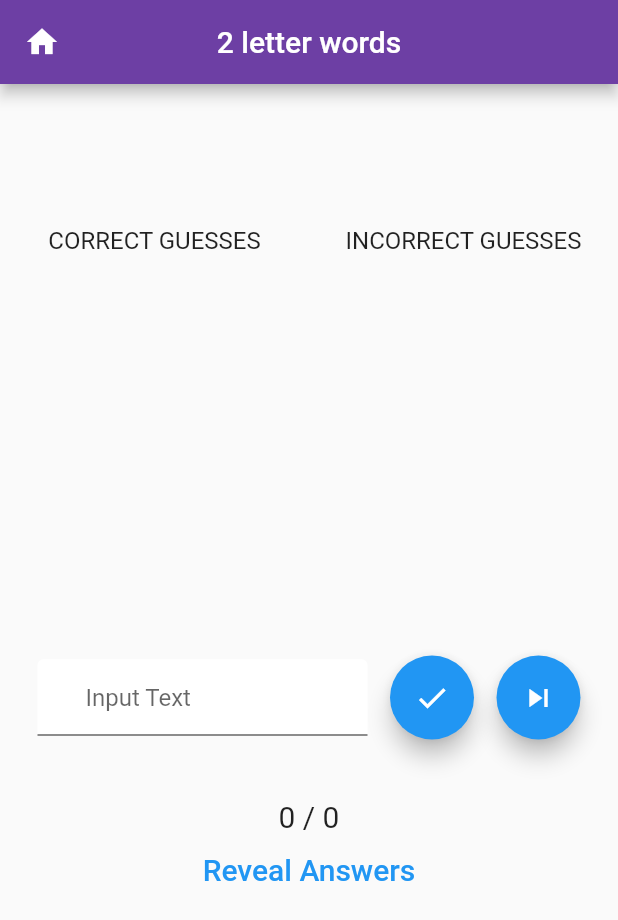
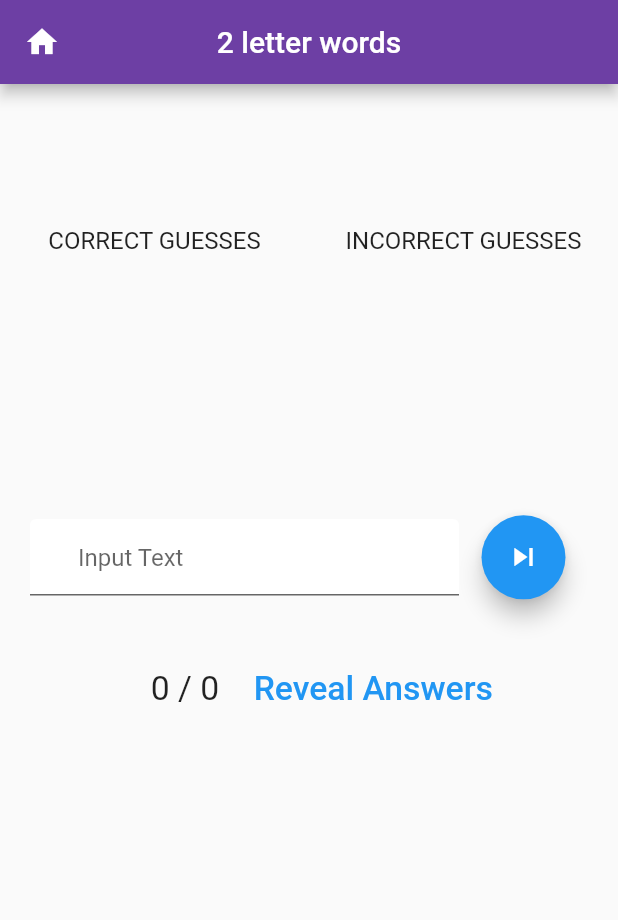
Before and after one commit to Ekansh27/clabbers_final, a Flutter app: the screen it shows after launch, after a tap on an icon or button, on a phone screen of 412 x 824 dp. Shown: the top 920 px of the screen. Run offline on Flutter 3.47's test engine with Material 2 defaults, Android fonts, the phone set to English and light mode, and no system bars; our stand-ins replace csv; missing offline and left inert: scrabble.

Commit message:
1st update after release

```diff
--- a/lib/main.dart
+++ b/lib/main.dart
@@ -34,10 +34,8 @@ class _SplashState extends State<Splash> {
     super.initState();
     Timer(
         const Duration(seconds: 3),
-            () =>
-            Navigator.pushReplacement(
-                context,
-                MaterialPageRoute(builder: (context) => QuoteList())));
+        () => Navigator.pushReplacement(
+            context, MaterialPageRoute(builder: (context) => QuoteList())));
   }
 
   @override
@@ -65,9 +63,16 @@ class _SplashState extends State<Splash> {
         child: Center(
           child: Column(
             mainAxisAlignment: MainAxisAlignment.center,
-                children: [Image.asset(
-              'assets/images/ClabbersLogo.png',
-              fit: BoxFit.cover,
+            children: [
+              Container(
+                margin: const EdgeInsets.only(bottom: 10),
+                height: 140,
+                decoration: const BoxDecoration(
+                  shape: BoxShape.circle,
+                  image: DecorationImage(
+                    image: AssetImage('assets/images/ClabbersLogo.png'),
+                  ),
+                ),
               ),
               const DefaultTextStyle(
                 style: TextStyle(
@@ -81,13 +86,16 @@ class _SplashState extends State<Splash> {
                     SizedBox(
                       height: 25.0,
                     ),
-                        Text('CLABBERS', style: TextStyle(fontFamily: 'JuliusSansOne', fontWeight: FontWeight.bold)),
+                    Text('CLABBERS',
+                        style: TextStyle(
+                            fontFamily: 'JuliusSansOne',
+                            fontWeight: FontWeight.bold)),
                     SizedBox(
                       height: 15.0,
                     ),
-                        CircularProgressIndicator(
-                          valueColor: AlwaysStoppedAnimation<Color>(Colors.black),
-                        ),
+                    // CircularProgressIndicator(
+                    //   valueColor: AlwaysStoppedAnimation<Color>(Colors.black),
+                    // ),
                   ],
                 ),
               ),
--- a/lib/quote_list.dart
+++ b/lib/quote_list.dart
@@ -210,7 +210,7 @@ class _QuoteListState extends State<QuoteList> {
       body: Center(
         child: Container(
           width: 315,
-          height: 500,
+          height: 600,
           child: Row(
             children: [
               Padding(
--- a/lib/twoletterquiz.dart
+++ b/lib/twoletterquiz.dart
@@ -129,8 +129,7 @@ class _TwoLetterQuizState extends State<TwoLetterQuiz> {
     // TODO: remove auto skip, show correct answers when not gone next
     setState(() {
       if (uniqueWords.contains(_twoletterController.text.toLowerCase())) {
-        if (!correctGuesses
-            .contains(_twoletterController.text.toUpperCase())) {
+        if (!correctGuesses.contains(_twoletterController.text.toUpperCase())) {
           correctGuesses.add(_twoletterController.text.toUpperCase());
         }
         // print(equal_length_anagrams.length);
@@ -166,7 +165,27 @@ class _TwoLetterQuizState extends State<TwoLetterQuiz> {
                             SizedBox(width: 40.0),
                             TextButton(
                               style: TextButton.styleFrom(
-                                textStyle: Theme.of(context).textTheme.labelLarge,
+                                textStyle:
+                                    Theme.of(context).textTheme.labelLarge,
+                              ),
+                              child: const Text('Definitions',
+                                  style: TextStyle(fontSize: 18.0)),
+                              onPressed: () {
+                                Navigator.of(context).pop();
+                                showDialog(
+                                  context: context,
+                                  builder: (context) => const AlertDialog(
+                                    title: const Text('Quick Guide'),
+                                    content: Text(
+                                        'You can check the definition of a word by pressing on it!'),
+                                  ),
+                                );
+                              },
+                            ),
+                            TextButton(
+                              style: TextButton.styleFrom(
+                                textStyle:
+                                    Theme.of(context).textTheme.labelLarge,
                               ),
                               child: const Text('Next',
                                   style: TextStyle(fontSize: 18.0)),
@@ -217,34 +236,18 @@ class _TwoLetterQuizState extends State<TwoLetterQuiz> {
                                 }
                                 if (i < 18) {
                                   i++;
-                                  currentAnagrams =
-                                      anagrammer.anagram(jumbledString.toLowerCase());
+                                  currentAnagrams = anagrammer
+                                      .anagram(jumbledString.toLowerCase());
                                   uniqueWords = currentAnagrams
                                       .where((element) =>
-                                  element.length == jumbledString.length)
+                                          element.length ==
+                                          jumbledString.length)
                                       .toSet();
                                   correctGuesses = ["CORRECT GUESSES"];
                                   incorrectGuesses = ["INCORRECT GUESSES"];
                                   // print(uniqueWords);
                                   // print(currentAnagrams);
                                 }
-                              },
-                            ),
-                            TextButton(
-                              style: TextButton.styleFrom(
-                                textStyle: Theme.of(context).textTheme.labelLarge,
-                              ),
-                              child: const Text('Definitions',
-                                  style: TextStyle(fontSize: 18.0)),
-                              onPressed: () {
-                                Navigator.of(context).pop();
-                                showDialog(
-                                  context: context,
-                                  builder: (context) => const AlertDialog(
-                                    title: const Text('Quick Guide'),
-                                    content: Text('You can check the definition of a word by pressing on it!'),
-                                  ),
-                                );
                               },
                             ),
                           ],
@@ -271,8 +274,11 @@ class _TwoLetterQuizState extends State<TwoLetterQuiz> {
   void revealAnswers() {
     setState(() {
       if (!answersRevealed) {
-        Set<dynamic> revealedAnswers = uniqueWords.difference(correctGuesses.toSet());
-        List<String> revealedAnswersUpperCase = revealedAnswers.map((answer) => answer.toString().toUpperCase()).toList();
+        Set<dynamic> revealedAnswers =
+            uniqueWords.difference(correctGuesses.toSet());
+        List<String> revealedAnswersUpperCase = revealedAnswers
+            .map((answer) => answer.toString().toUpperCase())
+            .toList();
 
         // Filter out the answers that are already correct guesses
         List<String> newRevealedAnswers = [];
@@ -287,7 +293,6 @@ class _TwoLetterQuizState extends State<TwoLetterQuiz> {
       }
     });
   }
-
 
   String shuffleString(String input) {
     List<String> chars = input.split('');
@@ -304,6 +309,10 @@ class _TwoLetterQuizState extends State<TwoLetterQuiz> {
       _twoletterController.value = _twoletterController.value.copyWith(
         text: text,
       );
+
+      if (text.length == jumbledString.length) {
+        checkWord();
+      }
     });
   }
 
@@ -335,7 +344,7 @@ class _TwoLetterQuizState extends State<TwoLetterQuiz> {
                     fontWeight: FontWeight.bold, fontSize: 22.0)),
           ),
           Container(
-            height: 250,
+            height: MediaQuery.of(context).size.height / 5.1,
             child: Row(
               children: [
                 Expanded(
@@ -371,7 +380,8 @@ class _TwoLetterQuizState extends State<TwoLetterQuiz> {
                                   style: const TextStyle(fontSize: 16.0),
                                 ),
                               ),
-                    )).toList(),
+                            ))
+                        .toList(),
                   ),
                 ),
 
@@ -415,7 +425,7 @@ class _TwoLetterQuizState extends State<TwoLetterQuiz> {
             ),
           ),
           Padding(
-            padding: const EdgeInsets.all(25.0),
+            padding: const EdgeInsets.all(20.0),
             child: Row(
               children: [
                 Expanded(
@@ -437,40 +447,43 @@ class _TwoLetterQuizState extends State<TwoLetterQuiz> {
                 Padding(
                   padding: const EdgeInsets.all(15.0),
                   child: FloatingActionButton(
-                    heroTag: "check",
-                    tooltip: "check answer",
-                    onPressed: checkWord,
-                    child: Icon(Icons.check),
-                  ),
-                ),
-                FloatingActionButton(
                     tooltip: 'Go next word',
                     heroTag: "next",
                     onPressed: nextWord,
                     child: Icon(Icons.skip_next),
                   ),
+                ),
               ], // Children of Row
             ),
           ),
+          Row(
+            children: [
+              SizedBox(width: MediaQuery.of(context).size.width / 4.1),
               Visibility(
-            visible: i < 19, // Change this condition based on your requirements
+                visible:
+                    i < 19, // Change this condition based on your requirements
                 child: Row(
                   mainAxisAlignment: MainAxisAlignment.center,
                   children: [
                     Text(
                       '${correctGuesses.length - 1} / ${uniqueWords.length}',
-                  style: const TextStyle(fontSize: 20.0),
+                      style: const TextStyle(fontSize: 22.5),
                     ),
                   ],
                 ),
               ),
-
+              SizedBox(width: 15),
               TextButton(
                 style: TextButton.styleFrom(
                   textStyle: Theme.of(context).textTheme.labelLarge,
                 ),
-            child: const Text('Reveal Answers', style: TextStyle(fontSize: 20.0),),
+                child: const Text(
+                  'Reveal Answers',
+                  style: TextStyle(fontSize: 22.5),
+                ),
                 onPressed: !answersRevealed ? revealAnswers : null,
+              ),
+            ],
           ),
         ],
       ),
```
Also changed, not shown: lib/eightletterquiz.dart (+33 -30 lines), lib/feedbackform.dart (+6 -4 lines), lib/fiveletterquiz.dart (+33 -31 lines), lib/fourletterquiz.dart (+32 -33 lines), lib/nineletterquiz.dart (+31 -29 lines), lib/sevenletterquiz.dart (+34 -31 lines), lib/sixletterquiz.dart (+33 -31 lines), lib/threeletterquiz.dart (+32 -29 lines), assets/clabberslogo.png, assets/images/scrabble.jpeg (deleted). Lines whose indentation alone changed are shown as unchanged.
